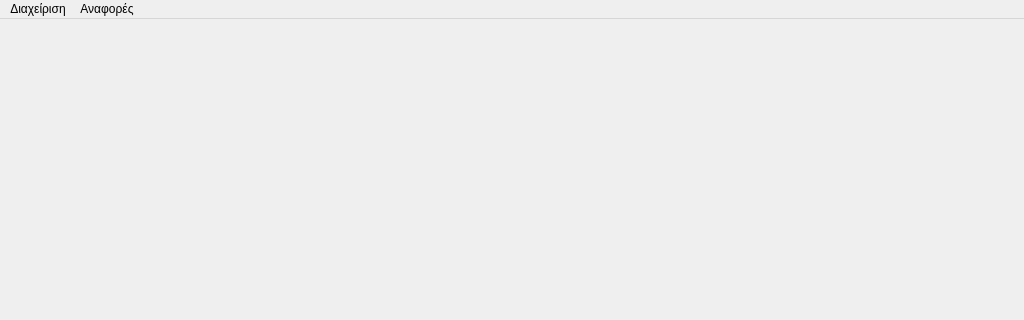
First picture: the form in mainwindow.ui, repository algogr/Elina_Labels_odbc, before the edit; both pictures show x 0 to 1024 and y 0 to 320 of the 1024 by 768 pixel window.
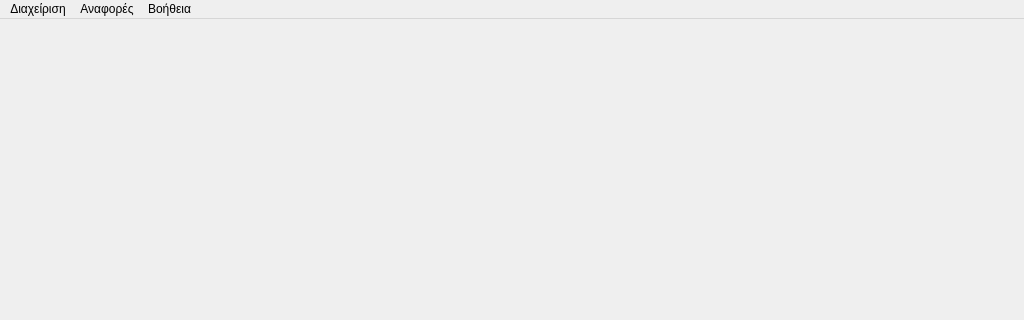
Second picture: the form after the edit.

Patch:
```diff
--- a/mainwindow.ui
+++ b/mainwindow.ui
@@ -20,7 +20,7 @@
      <x>0</x>
      <y>0</y>
      <width>1024</width>
-     <height>22</height>
+     <height>19</height>
     </rect>
    </property>
    <widget class="QMenu" name="menu">
@@ -38,8 +38,16 @@
     <addaction name="action3A"/>
     <addaction name="actionK_T"/>
    </widget>
+   <widget class="QMenu" name="menu_3">
+    <property name="title">
+     <string>Βοήθεια</string>
+    </property>
+    <addaction name="actionAbout"/>
+    <addaction name="actionChangelog"/>
+   </widget>
    <addaction name="menu"/>
    <addaction name="menu_2"/>
+   <addaction name="menu_3"/>
   </widget>
   <widget class="QStatusBar" name="statusbar"/>
   <action name="action">
```
Left out of the diff: 10 changed lines with no effect on the pictures.
